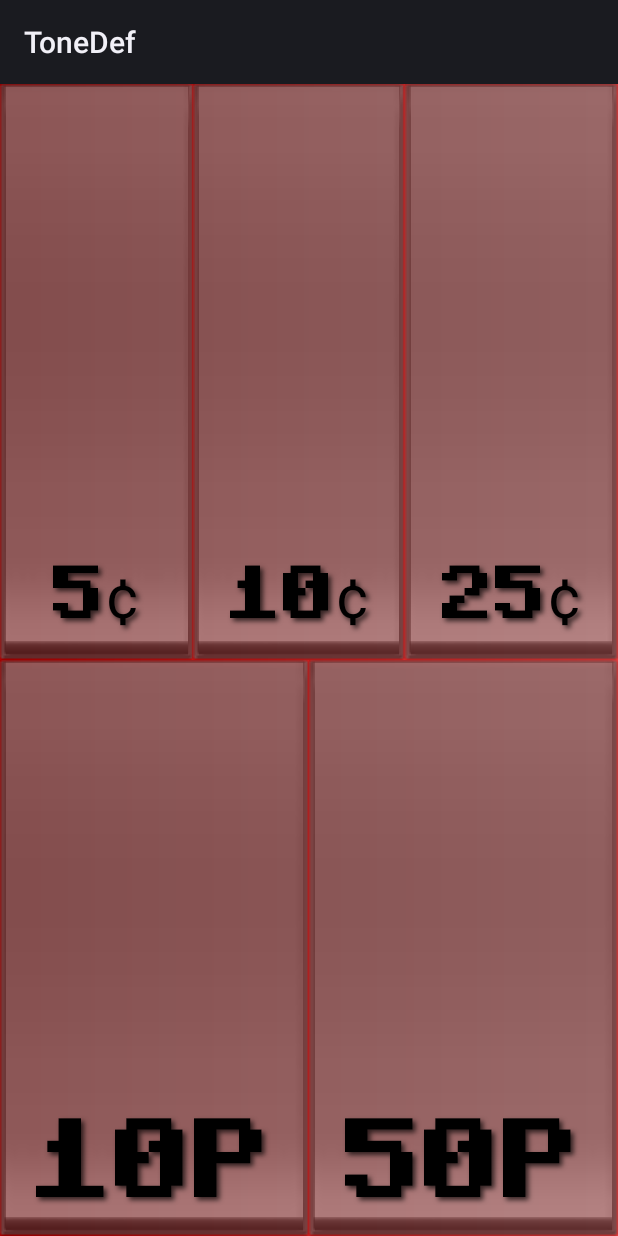
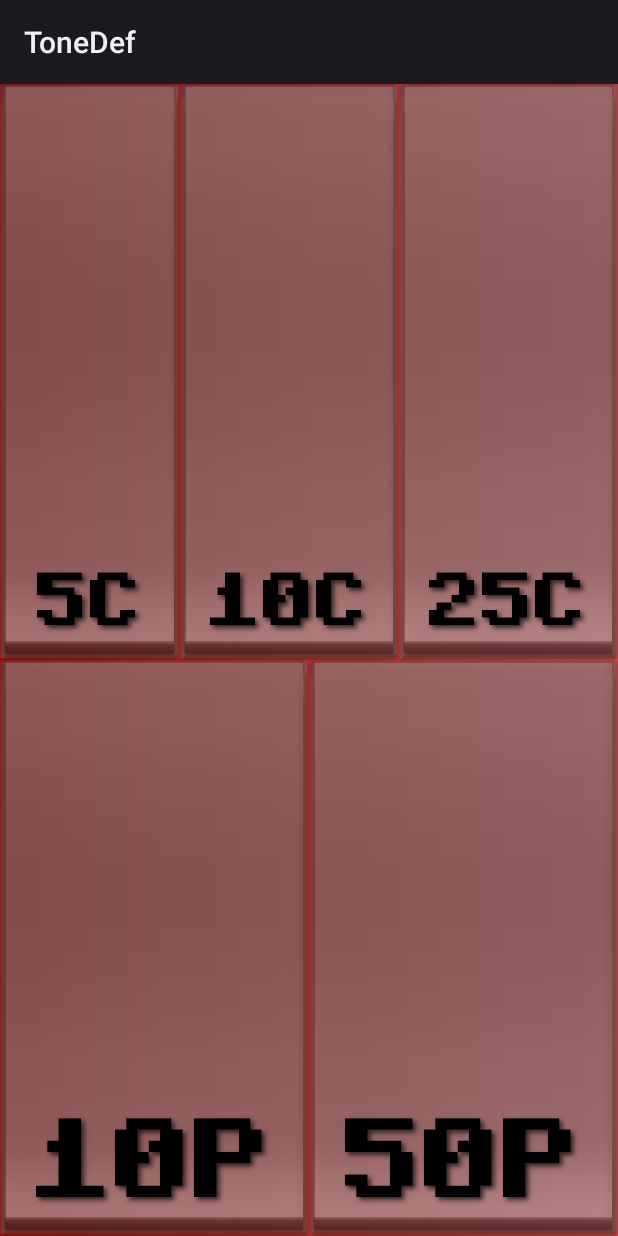
Before and after one commit to Fortyseven/ToneDef, an Android app: the RedBoxActivity screen opened directly, with no data from a screen before it, on a phone screen of 412 x 824 dp. Run offline under Robolectric (Android 15) with nearby library versions, the phone set to English and light mode, and no system bars.

Commit message:
Changed cent sign to "c"; C64 font doesn't have it; nor fallback 'Droid' on older devices (shows blank box)

```diff
--- a/MainApp/src/main/res/values/strings.xml
+++ b/MainApp/src/main/res/values/strings.xml
@@ -38,9 +38,9 @@
     <string name="store_review_begging">If you like ToneDef, why not help me out and leave a rating on the Android Market (or your favorite app store)? :)</string>
     <string name="OK">OK</string>
     <string name="dial_button">Dial</string>
-    <string name="redbox_25cents">25¢</string>
-    <string name="redbox_10cents">10¢</string>
-    <string name="redbox_5cents">5¢</string>
+    <string name="redbox_25cents">25c</string>
+    <string name="redbox_10cents">10c</string>
+    <string name="redbox_5cents">5c</string>
     <string name="redbox_10p">10p</string>
     <string name="redbox_50cents">50p</string>
     <string name="dial_contact">Dial Contact</string>
```
